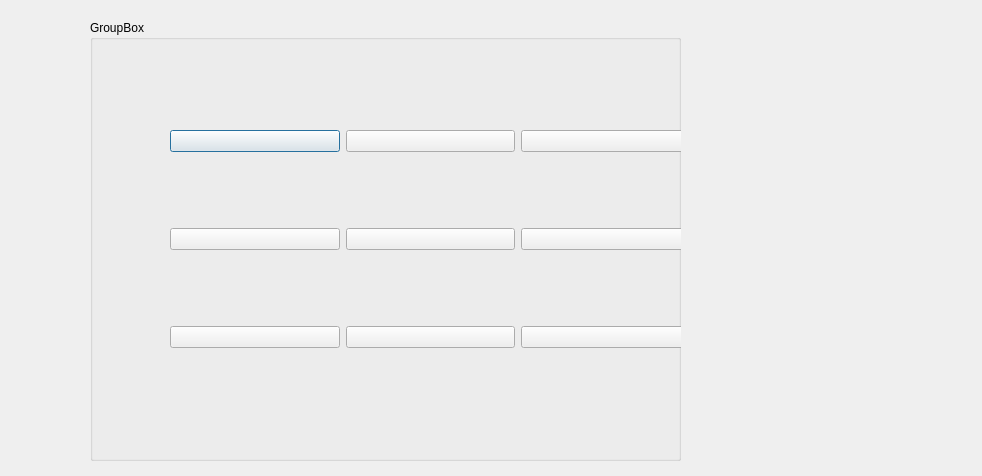
The window that GUI/twoplayer.ui (AHMED-ABDELLATIF56/Advanced-Tic-Tac-Toe) describes before a commit, drawn with Qt 5.
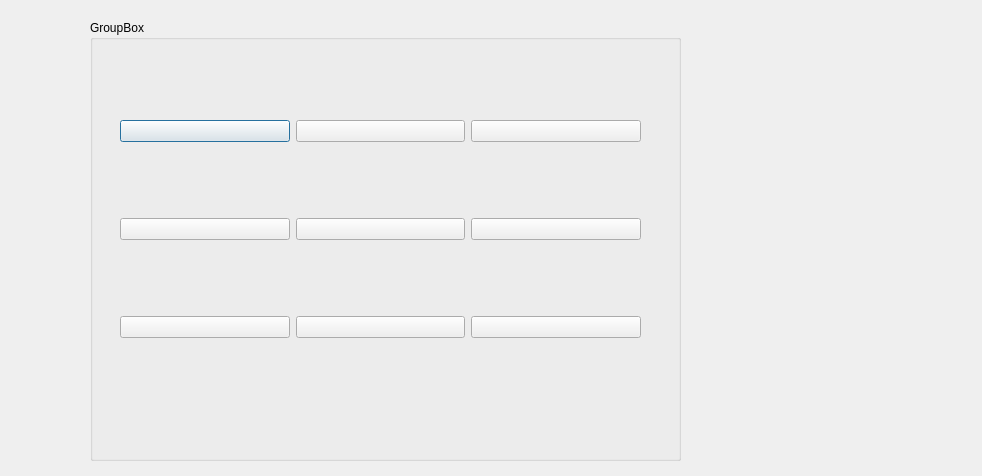
The same window after the commit.

```diff
--- a/GUI/twoplayer.ui
+++ b/GUI/twoplayer.ui
@@ -28,8 +28,8 @@
    <widget class="QWidget" name="layoutWidget">
     <property name="geometry">
      <rect>
-      <x>80</x>
-      <y>40</y>
+      <x>30</x>
+      <y>30</y>
       <width>521</width>
       <height>361</height>
      </rect>
```
